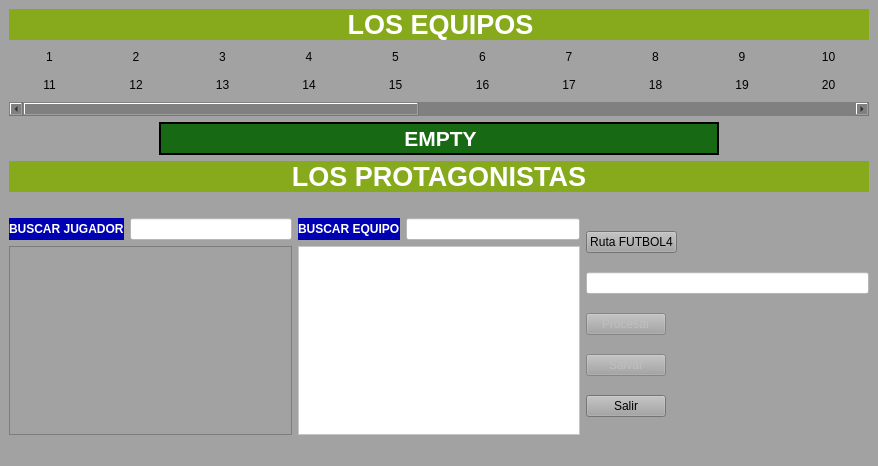
Before: the Qt Designer form FUTBOL_RELOAD/mainwindow.ui in pcnimdock/FUTBOL_RELOAD, drawn with Qt 5.
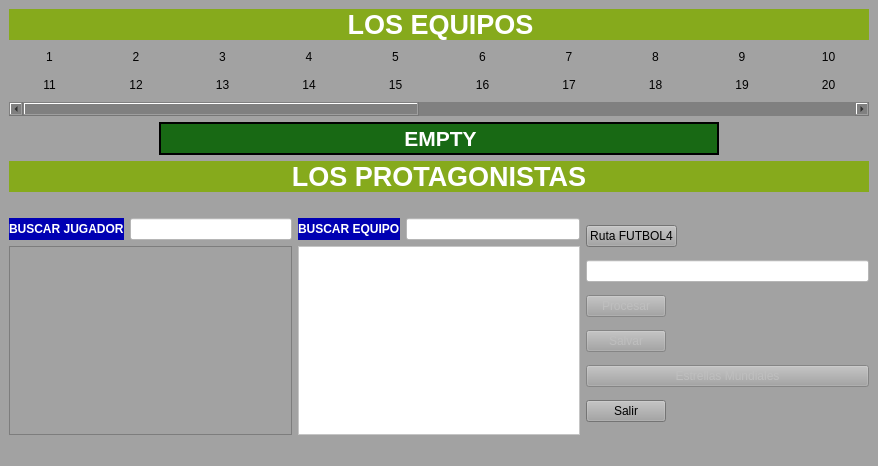
After: the same form once the commit is applied. Icons and pictures are not drawn. Custom widgets are drawn as their Qt base class.

The edit to the form file:
```diff
--- a/FUTBOL_RELOAD/mainwindow.ui
+++ b/FUTBOL_RELOAD/mainwindow.ui
@@ -481,6 +481,16 @@
           </property>
          </widget>
         </item>
+        <item>
+         <widget class="QPushButton" name="pushButton_estrellas">
+          <property name="enabled">
+           <bool>false</bool>
+          </property>
+          <property name="text">
+           <string>Estrellas Mundiales</string>
+          </property>
+         </widget>
+        </item>
         <item>
          <widget class="QPushButton" name="boton_salir">
           <property name="sizePolicy">
```
